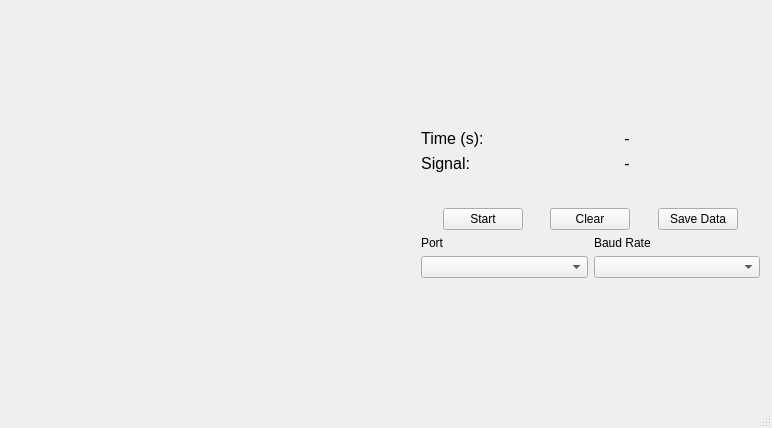
Old version of the form SerialReader/mainwindow.ui in the repository JSotres/SerialReader.
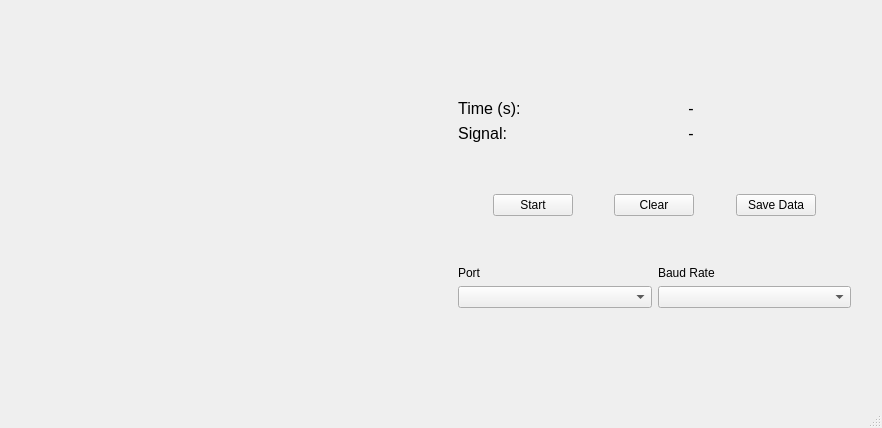
New version of the form. Custom widgets are drawn as their Qt base class.

What changed in the file:
```diff
--- a/SerialReader/mainwindow.ui
+++ b/SerialReader/mainwindow.ui
@@ -6,7 +6,7 @@
    <rect>
     <x>0</x>
     <y>0</y>
-    <width>772</width>
+    <width>882</width>
     <height>428</height>
    </rect>
   </property>
@@ -15,7 +15,9 @@
   </property>
   <widget class="QWidget" name="centralwidget">
    <layout class="QGridLayout" name="gridLayout">
-    <item row="1" column="0">
+    <item row="1" column="1">
+     <layout class="QHBoxLayout" name="horizontalLayout_3">
+      <item>
      <spacer name="horizontalSpacer_5">
       <property name="orientation">
        <enum>Qt::Horizontal</enum>
@@ -28,50 +30,34 @@
       </property>
      </spacer>
     </item>
-    <item row="0" column="1">
-     <spacer name="verticalSpacer_4">
-      <property name="orientation">
-       <enum>Qt::Vertical</enum>
-      </property>
-      <property name="sizeHint" stdset="0">
+      <item>
+       <widget class="QCustomPlot" name="plotWidget" native="true">
+        <property name="minimumSize">
        <size>
-        <width>20</width>
-        <height>40</height>
-       </size>
-      </property>
-     </spacer>
-    </item>
-    <item row="1" column="4">
-     <spacer name="verticalSpacer">
+          <width>400</width>
+          <height>300</height>
+         </size>
+        </property>
+       </widget>
+      </item>
+      <item>
+       <spacer name="horizontalSpacer_9">
       <property name="orientation">
-       <enum>Qt::Vertical</enum>
+         <enum>Qt::Horizontal</enum>
       </property>
       <property name="sizeHint" stdset="0">
        <size>
-        <width>20</width>
-        <height>107</height>
+          <width>40</width>
+          <height>20</height>
        </size>
       </property>
      </spacer>
     </item>
-    <item row="4" column="1">
-     <spacer name="verticalSpacer_5">
-      <property name="orientation">
-       <enum>Qt::Vertical</enum>
-      </property>
-      <property name="sizeHint" stdset="0">
-       <size>
-        <width>20</width>
-        <height>40</height>
-       </size>
-      </property>
-     </spacer>
-    </item>
-    <item row="2" column="3" colspan="2">
+      <item>
      <layout class="QVBoxLayout" name="verticalLayout_3">
       <item>
        <layout class="QFormLayout" name="formLayout">
-        <item row="0" column="0">
+          <item row="1" column="0">
          <widget class="QLabel" name="label_3">
           <property name="font">
            <font>
@@ -89,7 +75,7 @@
           </property>
          </widget>
         </item>
-        <item row="0" column="1">
+          <item row="1" column="1">
          <widget class="QLabel" name="timeLabel">
           <property name="font">
            <font>
@@ -107,7 +93,7 @@
           </property>
          </widget>
         </item>
-        <item row="1" column="0">
+          <item row="2" column="0">
          <widget class="QLabel" name="label_4">
           <property name="font">
            <font>
@@ -125,7 +111,7 @@
           </property>
          </widget>
         </item>
-        <item row="1" column="1">
+          <item row="2" column="1">
          <widget class="QLabel" name="signalLabel">
           <property name="font">
            <font>
@@ -143,7 +129,22 @@
           </property>
          </widget>
         </item>
-        <item row="2" column="1">
+          <item row="0" column="1">
+           <spacer name="verticalSpacer_2">
+            <property name="orientation">
+             <enum>Qt::Vertical</enum>
+            </property>
+            <property name="sizeHint" stdset="0">
+             <size>
+              <width>20</width>
+              <height>40</height>
+             </size>
+            </property>
+           </spacer>
+          </item>
+         </layout>
+        </item>
+        <item>
          <spacer name="verticalSpacer_3">
           <property name="orientation">
            <enum>Qt::Vertical</enum>
@@ -156,8 +157,6 @@
           </property>
          </spacer>
         </item>
-       </layout>
-      </item>
       <item>
        <layout class="QHBoxLayout" name="horizontalLayout">
         <item>
@@ -238,6 +237,19 @@
         </item>
        </layout>
       </item>
+        <item>
+         <spacer name="verticalSpacer_4">
+          <property name="orientation">
+           <enum>Qt::Vertical</enum>
+          </property>
+          <property name="sizeHint" stdset="0">
+           <size>
+            <width>20</width>
+            <height>40</height>
+           </size>
+          </property>
+         </spacer>
+        </item>
       <item>
        <layout class="QHBoxLayout" name="horizontalLayout_2">
         <item>
@@ -270,38 +282,22 @@
         </item>
        </layout>
       </item>
-     </layout>
-    </item>
-    <item row="1" column="1" rowspan="3">
-     <widget class="QCustomPlot" name="plotWidget" native="true">
-      <property name="minimumSize">
-       <size>
-        <width>400</width>
-        <height>300</height>
-       </size>
-      </property>
-      <property name="maximumSize">
-       <size>
-        <width>800</width>
-        <height>600</height>
-       </size>
-      </property>
-     </widget>
-    </item>
-    <item row="3" column="3">
-     <spacer name="verticalSpacer_2">
+        <item>
+         <spacer name="verticalSpacer">
       <property name="orientation">
        <enum>Qt::Vertical</enum>
       </property>
       <property name="sizeHint" stdset="0">
        <size>
         <width>20</width>
-        <height>106</height>
+            <height>40</height>
        </size>
       </property>
      </spacer>
     </item>
-    <item row="2" column="5">
+       </layout>
+      </item>
+      <item>
      <spacer name="horizontalSpacer_6">
       <property name="orientation">
        <enum>Qt::Horizontal</enum>
@@ -314,7 +310,48 @@
       </property>
      </spacer>
     </item>
-    <item row="2" column="2">
+     </layout>
+    </item>
+    <item row="1" column="0">
+     <spacer name="horizontalSpacer_8">
+      <property name="orientation">
+       <enum>Qt::Horizontal</enum>
+      </property>
+      <property name="sizeHint" stdset="0">
+       <size>
+        <width>40</width>
+        <height>20</height>
+       </size>
+      </property>
+     </spacer>
+    </item>
+    <item row="2" column="1">
+     <spacer name="verticalSpacer_5">
+      <property name="orientation">
+       <enum>Qt::Vertical</enum>
+      </property>
+      <property name="sizeHint" stdset="0">
+       <size>
+        <width>20</width>
+        <height>40</height>
+       </size>
+      </property>
+     </spacer>
+    </item>
+    <item row="0" column="1">
+     <spacer name="verticalSpacer_6">
+      <property name="orientation">
+       <enum>Qt::Vertical</enum>
+      </property>
+      <property name="sizeHint" stdset="0">
+       <size>
+        <width>20</width>
+        <height>40</height>
+       </size>
+      </property>
+     </spacer>
+    </item>
+    <item row="1" column="2">
      <spacer name="horizontalSpacer_7">
       <property name="orientation">
        <enum>Qt::Horizontal</enum>
@@ -334,7 +371,7 @@
     <rect>
      <x>0</x>
      <y>0</y>
-     <width>772</width>
+     <width>882</width>
      <height>21</height>
     </rect>
    </property>
```
Lines whose indentation alone changed are shown as unchanged.
